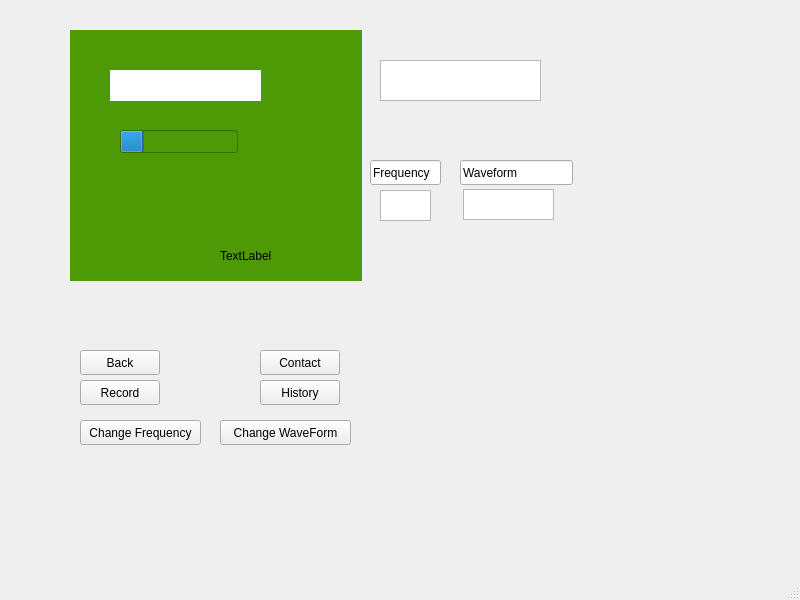
First picture: the form in mainwindow.ui, repository Hall-Andrew/CESDEVICE-3004FinalProject, before the edit.
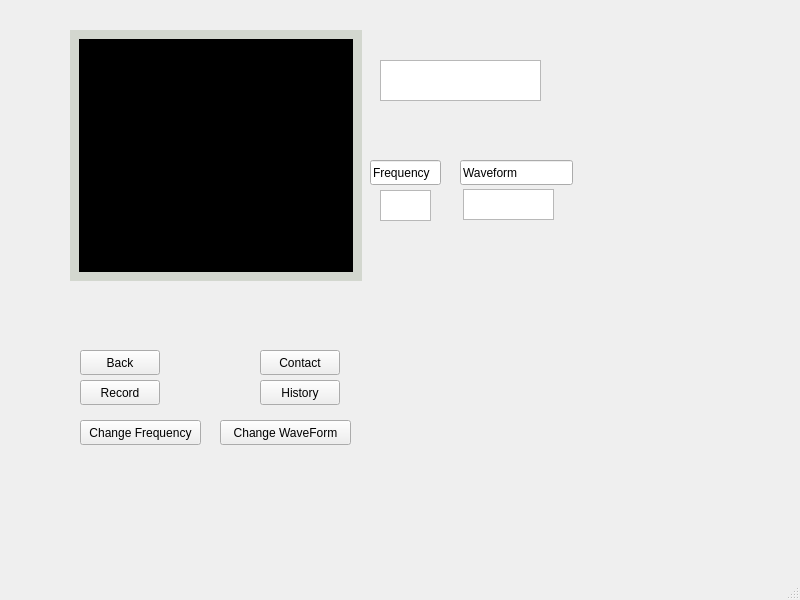
Second picture: the form after the edit. The open tabs and pages were chosen to show the change. Icons and pictures are not drawn.

Commit message: Added auto power off timer.

```diff
--- a/mainwindow.ui
+++ b/mainwindow.ui
@@ -194,11 +194,22 @@
      </rect>
     </property>
     <property name="styleSheet">
-     <string notr="true">background-color: rgb(78, 154, 6);</string>
+     <string notr="true">background-color: rgb(211, 215, 207);</string>
     </property>
     <property name="currentIndex">
      <number>4</number>
     </property>
+    <widget class="QWidget" name="page_5">
+     <layout class="QHBoxLayout" name="horizontalLayout_4">
+      <item>
+       <widget class="QWidget" name="widget_2" native="true">
+        <property name="styleSheet">
+         <string notr="true">background-color: rgb(0, 0, 0);</string>
+        </property>
+       </widget>
+      </item>
+     </layout>
+    </widget>
     <widget class="QWidget" name="page">
      <layout class="QHBoxLayout" name="horizontalLayout">
       <item>
```
The commit also changes 2 other files.
